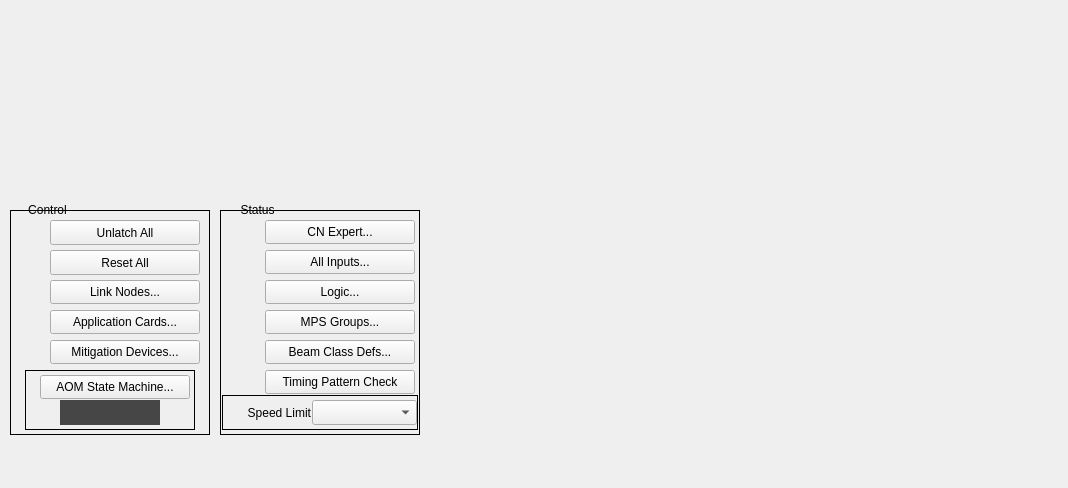
ad-build-test/pydm-mps, file global_main.ui: the form before one commit.
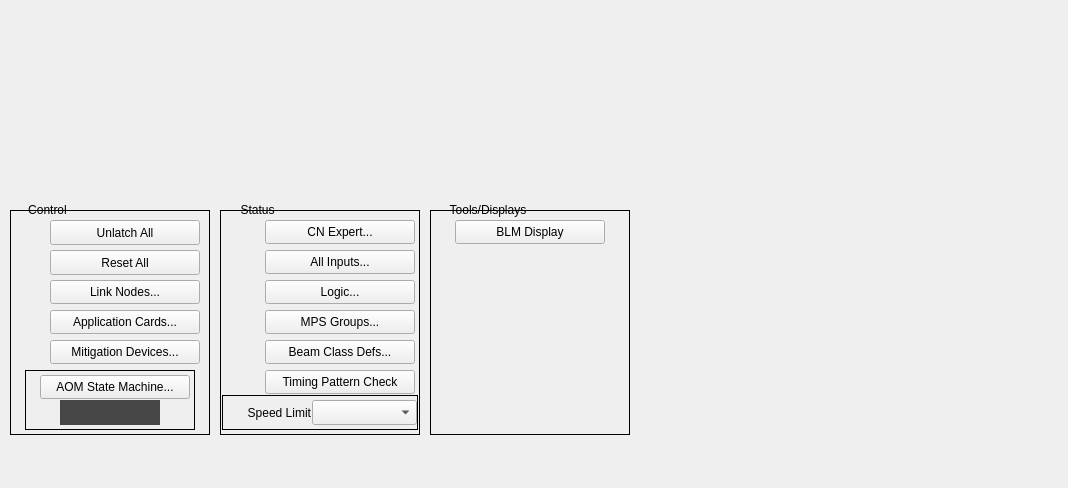
The form after the commit. Custom widgets are drawn as their Qt base class.

Commit message: Add BLM Display button.

Patch:
```diff
--- a/global_main.ui
+++ b/global_main.ui
@@ -939,6 +939,83 @@
     <set>Qt::AlignCenter</set>
    </property>
   </widget>
+  <widget class="QFrame" name="frame_5">
+   <property name="geometry">
+    <rect>
+     <x>430</x>
+     <y>210</y>
+     <width>200</width>
+     <height>225</height>
+    </rect>
+   </property>
+   <property name="frameShape">
+    <enum>QFrame::Box</enum>
+   </property>
+   <property name="frameShadow">
+    <enum>QFrame::Plain</enum>
+   </property>
+   <widget class="PyDMShellCommand" name="PyDMShellCommand_3">
+    <property name="geometry">
+     <rect>
+      <x>25</x>
+      <y>10</y>
+      <width>150</width>
+      <height>24</height>
+     </rect>
+    </property>
+    <property name="toolTip">
+     <string/>
+    </property>
+    <property name="text">
+     <string>BLM Display</string>
+    </property>
+    <property name="environmentVariables" stdset="0">
+     <string/>
+    </property>
+    <property name="showIcon" stdset="0">
+     <bool>false</bool>
+    </property>
+    <property name="redirectCommandOutput" stdset="0">
+     <bool>false</bool>
+    </property>
+    <property name="allowMultipleExecutions" stdset="0">
+     <bool>false</bool>
+    </property>
+    <property name="titles" stdset="0">
+     <stringlist/>
+    </property>
+    <property name="commands" stdset="0">
+     <stringlist>
+      <string>xterm -T &quot;BLM CUD xterm&quot; -e &quot;python /usr/local/lcls/tools/BLM_CUD/blm_display.py --mode sc_bsyd&quot;</string>
+     </stringlist>
+    </property>
+    <property name="passwordProtected" stdset="0">
+     <bool>false</bool>
+    </property>
+    <property name="password" stdset="0">
+     <string/>
+    </property>
+    <property name="protectedPassword" stdset="0">
+     <string/>
+    </property>
+   </widget>
+  </widget>
+  <widget class="QLabel" name="label_4">
+   <property name="geometry">
+    <rect>
+     <x>440</x>
+     <y>200</y>
+     <width>96</width>
+     <height>20</height>
+    </rect>
+   </property>
+   <property name="text">
+    <string>Tools/Displays</string>
+   </property>
+   <property name="alignment">
+    <set>Qt::AlignCenter</set>
+   </property>
+  </widget>
  </widget>
  <customwidgets>
   <customwidget>
```
